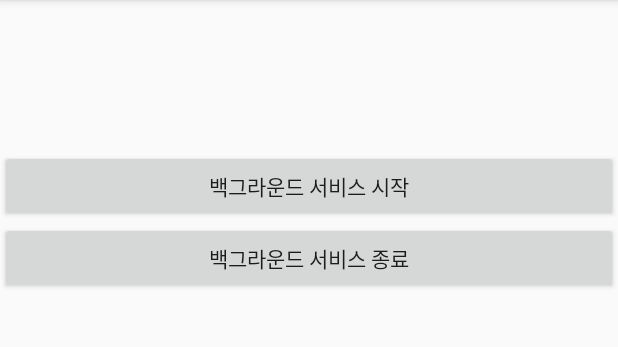
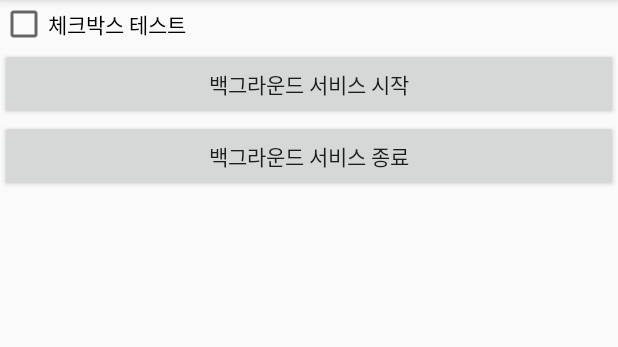
Before and after one commit to mattkimm/Background_Service, an Android app: the screen it shows after launch (MainActivity), after a tap on "백그라운드 서비스 시작", on a phone screen of 412 x 824 dp, the part 84-431 px from its top. Run offline under Robolectric (Android 15) with nearby library versions, the phone set to English and light mode, and no system bars.

Commit message:
2018.10.26

```diff
--- a/app/src/main/java/matt85kim53/is/athis/backgroundservicedemo/MainActivity.java
+++ b/app/src/main/java/matt85kim53/is/athis/backgroundservicedemo/MainActivity.java
@@ -23,6 +23,11 @@ public class MainActivity extends AppCompatActivity {
     public void startBackgroundService(View view) {
 
         Intent intent = new Intent(this, MyBackgroundService.class);
+
+        //이 인텐트가 onStartCommand(Intent로 받음)
+
+        //data 보내기 예 key value pair
+        intent.putExtra("","");
         startService(intent);
     }
 
--- a/app/src/main/res/layout/activity_main.xml
+++ b/app/src/main/res/layout/activity_main.xml
@@ -7,13 +7,19 @@
     tools:context=".MainActivity"
     android:orientation="vertical">
 
+
+    <android.support.v7.widget.AppCompatCheckBox
+        android:layout_width="match_parent"
+        android:layout_height="wrap_content"
+
+        android:text="체크박스 테스트"/>
     <Button
         android:id="@+id/btnStartStartedService"
         android:layout_width="match_parent"
         android:layout_height="wrap_content"
         android:onClick="startBackgroundService"
         android:text="백그라운드 서비스 시작"
-        android:layout_marginTop="100dp"/>
+        />
     <Button
         android:id="@+id/btnStopStartedService"
         android:layout_width="match_parent"
```
Also changed, not shown: app/src/main/java/matt85kim53/is/athis/backgroundservicedemo/MyBackgroundService.java (+68 -5 lines).
